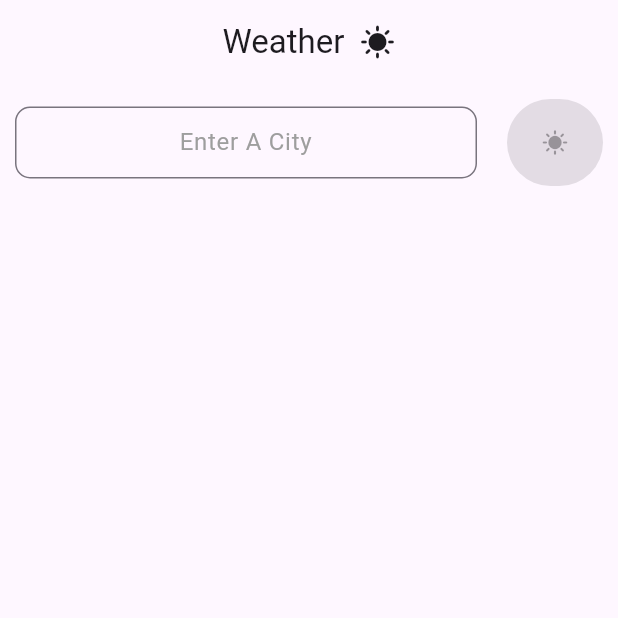
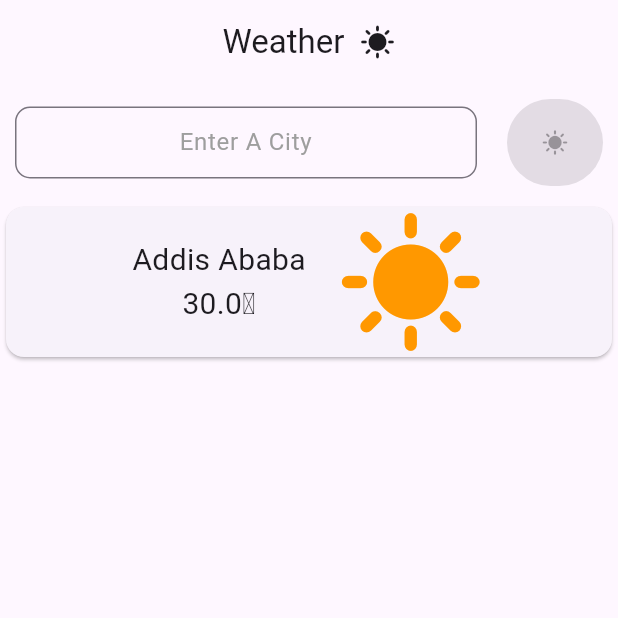
Before and after one commit to joelwillSeek/Flutter_Weather_App, a Flutter app: the screen it shows after launch, on a phone screen of 412 x 824 dp, the top half of it. Run offline on Flutter 3.47's test engine with Material 3 defaults, Android fonts, the phone set to English and light mode, and no system bars.

```diff
--- a/lib/MainApp.dart
+++ b/lib/MainApp.dart
@@ -1,41 +1,90 @@
 import 'package:flutter/material.dart';
+import 'package:flutter_weather_app/SearchAndFilter.dart';
+import 'package:http/http.dart' as http;
 
-class MainApp extends StatelessWidget {
+class MainApp extends StatefulWidget {
   const MainApp({super.key});
 
+  @override
+  State<MainApp> createState() => _MainAppState();
+}
+
+class _MainAppState extends State<MainApp> {
+  String uri =
+      "http://api.weatherapi.com/v1/current.json?key=f6aedda0032042e1812150300231109&q=London&aqi=no";
   @override
   Widget build(BuildContext context) {
     return ListView(
       children: [
-        Row(
+        const SearchAndFilter(),
+        Card(
+            child: Row(
+          mainAxisAlignment: MainAxisAlignment.center,
           children: [
-            const Expanded(
-              child: Padding(
-                padding: EdgeInsets.symmetric(horizontal: 10.0),
-                child: TextField(
+            const Column(
+              children: [
+                Text(
+                  "Addis Ababa",
                   textAlign: TextAlign.center,
-                  decoration: InputDecoration(
-                      contentPadding: EdgeInsets.symmetric(vertical: 10.0),
-                      border: OutlineInputBorder(
-                          borderRadius: BorderRadius.all(Radius.circular(10.0)),
-                          borderSide: BorderSide(color: Colors.black)),
-                      hintStyle: TextStyle(color: Colors.grey),
-                      hintText: "Enter A City"),
+                  style: TextStyle(fontSize: 20.0),
                 ),
-              ),
+                Text(
+                  "30.0\u2103",
+                  textAlign: TextAlign.center,
+                  style: TextStyle(fontSize: 20.0),
+                )
+              ],
             ),
             Container(
-              margin: const EdgeInsets.all(10.0),
-              child: const ElevatedButton(
-                onPressed: null,
-                style: ButtonStyle(
-                    padding: MaterialStatePropertyAll(EdgeInsets.all(20.0))),
-                child: Icon(Icons.sunny),
-              ),
-            )
+                margin: const EdgeInsets.only(left: 20.0),
+                child: const Icon(
+                  Icons.sunny,
+                  color: Colors.orange,
+                  size: 100.0,
+                ))
           ],
-        )
+        ))
       ],
     );
   }
+
+  Future<Map> getCityInfo() {
+    Uri uriAbstraction = Uri.parse(uri);
+    Uri edited = uriAbstraction.replace(query: "Addis Ababa");
+    Future<http.Response> getResponse= http.get(edited);
+
+    Map<String,String> cityInfo=["name":getResponse];
+
+    return cityInfo;
+  }
 }
+
+/*
+class Album {
+  final int userId;
+  final int id;
+  final String title;
+
+  const Album({
+    required this.userId,
+    required this.id,
+    required this.title,
+  });
+
+  factory Album.fromJson(Map<String, dynamic> json) {
+    return switch (json) {
+      {
+        'userId': int userId,
+        'id': int id,
+        'title': String title,
+      } =>
+        Album(
+          userId: userId,
+          id: id,
+          title: title,
+        ),
+      _ => throw const FormatException('Failed to load album.'),
+    };
+  }
+}
+*/
--- /dev/null
+++ b/lib/SearchAndFilter.dart
@@ -0,0 +1,37 @@
+import 'package:flutter/material.dart';
+
+class SearchAndFilter extends StatelessWidget {
+  const SearchAndFilter({super.key});
+
+  @override
+  Widget build(BuildContext context) {
+    return Row(
+      children: [
+        const Expanded(
+          child: Padding(
+            padding: EdgeInsets.symmetric(horizontal: 10.0),
+            child: TextField(
+              textAlign: TextAlign.center,
+              decoration: InputDecoration(
+                  contentPadding: EdgeInsets.symmetric(vertical: 10.0),
+                  border: OutlineInputBorder(
+                      borderRadius: BorderRadius.all(Radius.circular(10.0)),
+                      borderSide: BorderSide(color: Colors.black)),
+                  hintStyle: TextStyle(color: Colors.grey),
+                  hintText: "Enter A City"),
+            ),
+          ),
+        ),
+        Container(
+          margin: const EdgeInsets.all(10.0),
+          child: const ElevatedButton(
+            onPressed: null,
+            style: ButtonStyle(
+                padding: MaterialStatePropertyAll(EdgeInsets.all(20.0))),
+            child: Icon(Icons.sunny),
+          ),
+        )
+      ],
+    );
+  }
+}
--- a/pubspec.yaml
+++ b/pubspec.yaml
@@ -35,6 +35,7 @@ dependencies:
   # The following adds the Cupertino Icons font to your application.
   # Use with the CupertinoIcons class for iOS style icons.
   cupertino_icons: ^1.0.2
+  http: ^1.2.0
 
 dev_dependencies:
   flutter_test:
```
Also changed, not shown: pubspec.lock.
